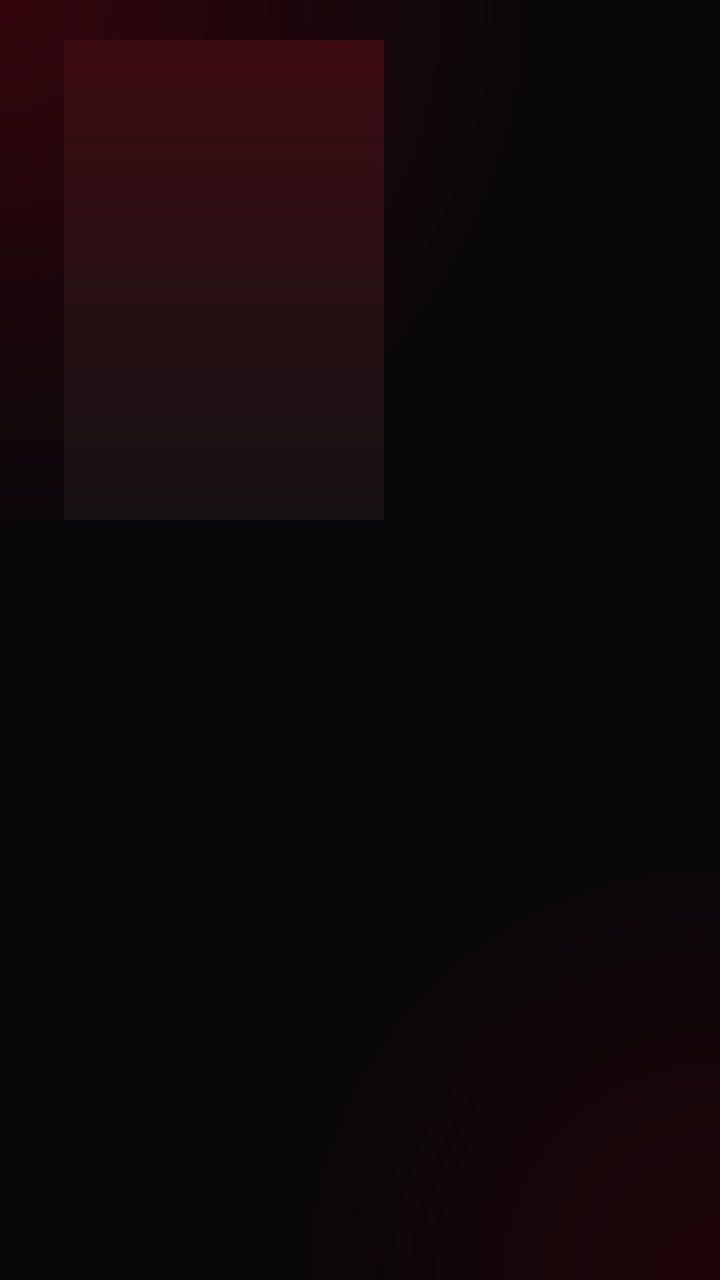
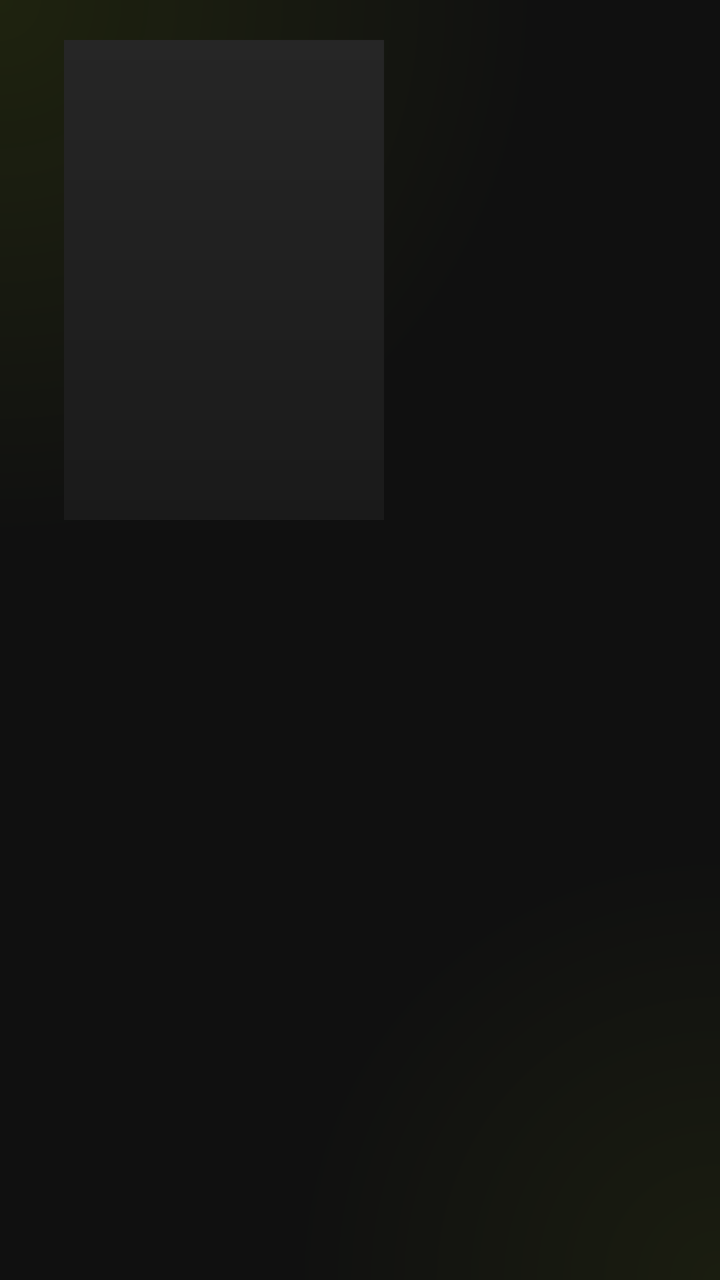

Compare the two renders of this Android layout. The source of the first and the diff that turns it into the second are given below.
<!-- AndroidManifest.xml: application theme AppTheme -->
<!-- res/layout/activity_series.xml -->
<?xml version="1.0" encoding="utf-8"?>
<LinearLayout xmlns:android="http://schemas.android.com/apk/res/android"
    android:layout_width="match_parent"
    android:layout_height="match_parent"
    android:background="@drawable/bg_gradient"
    android:orientation="vertical"
    android:paddingStart="32dp"
    android:paddingTop="20dp"
    android:paddingEnd="32dp"
    android:paddingBottom="16dp">

    <LinearLayout
        android:layout_width="match_parent"
        android:layout_height="wrap_content"
        android:orientation="horizontal">

        <ImageView
            android:id="@+id/iv_cover"
            android:layout_width="160dp"
            android:layout_height="240dp"
            android:background="@drawable/bg_poster"
            android:contentDescription="Capa"
            android:scaleType="centerCrop" />

        <LinearLayout
            android:layout_width="0dp"
            android:layout_height="wrap_content"
            android:layout_marginStart="20dp"
            android:layout_weight="1"
            android:orientation="vertical">

            <TextView
                android:id="@+id/tv_title"
                android:layout_width="match_parent"
                android:layout_height="wrap_content"
                android:ellipsize="end"
                android:maxLines="1"
                android:textColor="#FF2A3D"
                android:textSize="30sp"
                android:textStyle="bold" />

            <TextView
                android:id="@+id/tv_meta"
                android:layout_width="match_parent"
                android:layout_height="wrap_content"
                android:layout_marginTop="4dp"
                android:ellipsize="end"
                android:maxLines="1"
                android:textColor="#A99FA3"
                android:textSize="16sp"
                android:visibility="gone" />

            <TextView
                android:id="@+id/tv_plot"
                android:layout_width="match_parent"
                android:layout_height="wrap_content"
                android:layout_marginTop="6dp"
                android:ellipsize="end"
                android:focusable="false"
                android:lineSpacingExtra="2dp"
                android:maxLines="4"
                android:textColor="#E6DFE1"
                android:textSize="16sp" />
        </LinearLayout>
    </LinearLayout>

    <LinearLayout
        android:layout_width="match_parent"
        android:layout_height="wrap_content"
        android:orientation="horizontal">

        <Button
            android:id="@+id/btn_continue"
            android:layout_width="wrap_content"
            android:layout_height="wrap_content"
            android:layout_marginTop="10dp"
            android:layout_marginEnd="12dp"
            android:background="@drawable/bg_button"
            android:focusable="true"
            android:minWidth="140dp"
            android:paddingStart="28dp"
            android:paddingEnd="28dp"
            android:text="Continuar de onde parei"
            android:textColor="#FFFFFF"
            android:textSize="20sp"
            android:textStyle="bold"
            android:visibility="gone" />

        <Button
            android:id="@+id/btn_watch"
            android:layout_width="wrap_content"
            android:layout_height="wrap_content"
            android:layout_marginTop="10dp"
            android:background="@drawable/bg_button"
            android:focusable="true"
            android:minWidth="140dp"
            android:paddingStart="28dp"
            android:paddingEnd="28dp"
            android:text="Assistir"
            android:textColor="#FFFFFF"
            android:textSize="20sp"
            android:textStyle="bold"
            android:visibility="gone" />
    </LinearLayout>

    <Button
        android:id="@+id/btn_season"
        android:layout_width="wrap_content"
        android:layout_height="wrap_content"
        android:layout_marginTop="10dp"
        android:background="@drawable/bg_button"
        android:focusable="true"
        android:minWidth="200dp"
        android:paddingStart="28dp"
        android:paddingEnd="28dp"
        android:text="Temporada 1"
        android:textColor="#FFFFFF"
        android:textSize="20sp"
        android:textStyle="bold"
        android:visibility="gone" />

    <GridView
        android:id="@+id/gv_episodes"
        android:layout_width="match_parent"
        android:layout_height="0dp"
        android:layout_marginTop="10dp"
        android:layout_weight="1"
        android:cacheColorHint="@android:color/transparent"
        android:clipToPadding="false"
        android:horizontalSpacing="0dp"
        android:listSelector="@android:color/transparent"
        android:numColumns="15"
        android:scrollbars="none"
        android:stretchMode="columnWidth"
        android:verticalSpacing="0dp"
        android:visibility="gone" />

    <LinearLayout
        android:layout_width="match_parent"
        android:layout_height="0dp"
        android:layout_marginTop="14dp"
        android:layout_weight="1"
        android:orientation="horizontal">

        <ListView
            android:id="@+id/lv_seasons"
            android:layout_width="300dp"
            android:layout_height="match_parent"
            android:cacheColorHint="@android:color/transparent"
            android:divider="@null"
            android:dividerHeight="0dp"
            android:listSelector="@android:color/transparent"
            android:scrollbars="none" />

        <FrameLayout
            android:layout_width="0dp"
            android:layout_height="match_parent"
            android:layout_marginStart="16dp"
            android:layout_weight="1">

            <ListView
                android:id="@+id/lv_episodes"
                android:layout_width="match_parent"
                android:layout_height="match_parent"
                android:cacheColorHint="@android:color/transparent"
                android:divider="@null"
                android:dividerHeight="0dp"
                android:listSelector="@android:color/transparent"
                android:scrollbars="none" />

            <TextView
                android:id="@+id/tv_status"
                android:layout_width="match_parent"
                android:layout_height="match_parent"
                android:gravity="center"
                android:padding="24dp"
                android:text="Carregando..."
                android:textColor="#A99FA3"
                android:textSize="20sp" />
        </FrameLayout>
    </LinearLayout>

</LinearLayout>
<!-- resources referenced by this layout -->
<resources>
  <!-- drawable bg_button: vector/xml drawable (drawable, 2109 chars, omitted) -->
  <!-- drawable bg_gradient (drawable) -->
  <?xml version="1.0" encoding="utf-8"?>
  <layer-list xmlns:android="http://schemas.android.com/apk/res/android">
      <item>
          <shape android:shape="rectangle">
              <solid android:color="#09070A" />
          </shape>
      </item>
      <item>
          <shape android:shape="rectangle">
              <gradient android:type="radial" android:centerX="0.0" android:centerY="0.0"
                  android:gradientRadius="75%p" android:startColor="#33050B" android:endColor="#0033050B" />
          </shape>
      </item>
      <item>
          <shape android:shape="rectangle">
              <gradient android:type="radial" android:centerX="1.0" android:centerY="1.0"
                  android:gradientRadius="60%p" android:startColor="#1F0307" android:endColor="#001F0307" />
          </shape>
      </item>
  </layer-list>
  <!-- drawable bg_poster (drawable) -->
  <?xml version="1.0" encoding="utf-8"?>
  <shape xmlns:android="http://schemas.android.com/apk/res/android" android:shape="rectangle">
      <gradient android:type="linear" android:angle="270" android:startColor="#3B0B11" android:endColor="#161214" />
  </shape>
  <style name="AppTheme" parent="android:Theme.Material.NoActionBar">
          <item name="android:windowBackground">#09070A</item>
      </style>
</resources>

<!-- the commit's change to res/layout/activity_series.xml (unified diff, before → after) -->
@@ -35,7 +35,7 @@
                 android:layout_height="wrap_content"
                 android:ellipsize="end"
                 android:maxLines="1"
-                android:textColor="#FF2A3D"
+                android:textColor="#C8FF00"
                 android:textSize="30sp"
                 android:textStyle="bold" />
 
@@ -46,7 +46,7 @@
                 android:layout_marginTop="4dp"
                 android:ellipsize="end"
                 android:maxLines="1"
-                android:textColor="#A99FA3"
+                android:textColor="#A6A6A6"
                 android:textSize="16sp"
                 android:visibility="gone" />
 
@@ -59,7 +59,7 @@
                 android:focusable="false"
                 android:lineSpacingExtra="2dp"
                 android:maxLines="4"
-                android:textColor="#E6DFE1"
+                android:textColor="#E6E6E6"
                 android:textSize="16sp" />
         </LinearLayout>
     </LinearLayout>
@@ -75,13 +75,13 @@
             android:layout_height="wrap_content"
             android:layout_marginTop="10dp"
             android:layout_marginEnd="12dp"
-            android:background="@drawable/bg_button"
+            android:background="@drawable/bg_button_primary"
             android:focusable="true"
             android:minWidth="140dp"
             android:paddingStart="28dp"
             android:paddingEnd="28dp"
             android:text="Continuar de onde parei"
-            android:textColor="#FFFFFF"
+            android:textColor="#101010"
             android:textSize="20sp"
             android:textStyle="bold"
             android:visibility="gone" />
@@ -91,13 +91,13 @@
             android:layout_width="wrap_content"
             android:layout_height="wrap_content"
             android:layout_marginTop="10dp"
-            android:background="@drawable/bg_button"
+            android:background="@drawable/bg_button_primary"
             android:focusable="true"
             android:minWidth="140dp"
             android:paddingStart="28dp"
             android:paddingEnd="28dp"
             android:text="Assistir"
-            android:textColor="#FFFFFF"
+            android:textColor="#101010"
             android:textSize="20sp"
             android:textStyle="bold"
             android:visibility="gone" />
@@ -175,7 +175,7 @@
                 android:gravity="center"
                 android:padding="24dp"
                 android:text="Carregando..."
-                android:textColor="#A99FA3"
+                android:textColor="#A6A6A6"
                 android:textSize="20sp" />
         </FrameLayout>
     </LinearLayout>
<!-- resource entries referenced after the edit -->
@@ -1,34 +1,122 @@
 <!-- resources referenced by this layout -->
 <resources>
-  <!-- drawable bg_button: vector/xml drawable (drawable, 2109 chars, omitted) -->
+  <!-- drawable bg_button (drawable) -->
+  <?xml version="1.0" encoding="utf-8"?>
+  <selector xmlns:android="http://schemas.android.com/apk/res/android">
+      <item android:state_focused="true">
+          <layer-list>
+              <item>
+                  <shape android:shape="rectangle">
+                      <stroke android:width="6dp" android:color="#59C8FF00" />
+                      <corners android:radius="17dp" />
+                  </shape>
+              </item>
+              <item android:left="3dp" android:top="3dp" android:right="3dp" android:bottom="3dp">
+                  <shape android:shape="rectangle">
+                      <solid android:color="#222222" />
+                      <stroke android:width="3dp" android:color="#C8FF00" />
+                      <corners android:radius="14dp" />
+                  </shape>
+              </item>
+          </layer-list>
+      </item>
+      <item android:state_pressed="true">
+          <layer-list>
+              <item>
+                  <shape android:shape="rectangle">
+                      <stroke android:width="6dp" android:color="#59C8FF00" />
+                      <corners android:radius="17dp" />
+                  </shape>
+              </item>
+              <item android:left="3dp" android:top="3dp" android:right="3dp" android:bottom="3dp">
+                  <shape android:shape="rectangle">
+                      <solid android:color="#2E2E2E" />
+                      <stroke android:width="3dp" android:color="#C8FF00" />
+                      <corners android:radius="14dp" />
+                  </shape>
+              </item>
+          </layer-list>
+      </item>
+      <item>
+          <shape android:shape="rectangle">
+              <solid android:color="#12FFFFFF" />
+              <stroke android:width="1dp" android:color="#17FFFFFF" />
+              <corners android:radius="14dp" />
+          </shape>
+      </item>
+  </selector>
+  <!-- drawable bg_button_primary (drawable) -->
+  <?xml version="1.0" encoding="utf-8"?>
+  <selector xmlns:android="http://schemas.android.com/apk/res/android">
+      <item android:state_focused="true">
+          <layer-list>
+              <item>
+                  <shape android:shape="rectangle">
+                      <stroke android:width="6dp" android:color="#59C8FF00" />
+                      <corners android:radius="17dp" />
+                  </shape>
+              </item>
+              <item android:left="3dp" android:top="3dp" android:right="3dp" android:bottom="3dp">
+                  <shape android:shape="rectangle">
+                      <solid android:color="#FFFFFF" />
+                      <stroke android:width="3dp" android:color="#C8FF00" />
+                      <corners android:radius="14dp" />
+                  </shape>
+              </item>
+          </layer-list>
+      </item>
+      <item android:state_pressed="true">
+          <layer-list>
+              <item>
+                  <shape android:shape="rectangle">
+                      <stroke android:width="6dp" android:color="#59C8FF00" />
+                      <corners android:radius="17dp" />
+                  </shape>
+              </item>
+              <item android:left="3dp" android:top="3dp" android:right="3dp" android:bottom="3dp">
+                  <shape android:shape="rectangle">
+                      <solid android:color="#E6E6E6" />
+                      <stroke android:width="3dp" android:color="#C8FF00" />
+                      <corners android:radius="14dp" />
+                  </shape>
+              </item>
+          </layer-list>
+      </item>
+      <item>
+          <shape android:shape="rectangle">
+              <solid android:color="#FFFFFF" />
+              <corners android:radius="14dp" />
+          </shape>
+      </item>
+  </selector>
   <!-- drawable bg_gradient (drawable) -->
   <?xml version="1.0" encoding="utf-8"?>
   <layer-list xmlns:android="http://schemas.android.com/apk/res/android">
       <item>
           <shape android:shape="rectangle">
-              <solid android:color="#09070A" />
+              <solid android:color="#101010" />
           </shape>
       </item>
       <item>
           <shape android:shape="rectangle">
               <gradient android:type="radial" android:centerX="0.0" android:centerY="0.0"
-                  android:gradientRadius="75%p" android:startColor="#33050B" android:endColor="#0033050B" />
+                  android:gradientRadius="75%p" android:startColor="#14C8FF00" android:endColor="#00C8FF00" />
           </shape>
       </item>
       <item>
           <shape android:shape="rectangle">
               <gradient android:type="radial" android:centerX="1.0" android:centerY="1.0"
-                  android:gradientRadius="60%p" android:startColor="#1F0307" android:endColor="#001F0307" />
+                  android:gradientRadius="60%p" android:startColor="#0DC8FF00" android:endColor="#00C8FF00" />
           </shape>
       </item>
   </layer-list>
   <!-- drawable bg_poster (drawable) -->
   <?xml version="1.0" encoding="utf-8"?>
   <shape xmlns:android="http://schemas.android.com/apk/res/android" android:shape="rectangle">
-      <gradient android:type="linear" android:angle="270" android:startColor="#3B0B11" android:endColor="#161214" />
+      <gradient android:type="linear" android:angle="270" android:startColor="#262626" android:endColor="#1A1A1A" />
   </shape>
   <style name="AppTheme" parent="android:Theme.Material.NoActionBar">
-          <item name="android:windowBackground">#09070A</item>
+          <item name="android:windowBackground">#101010</item>
       </style>
 </resources>
 
